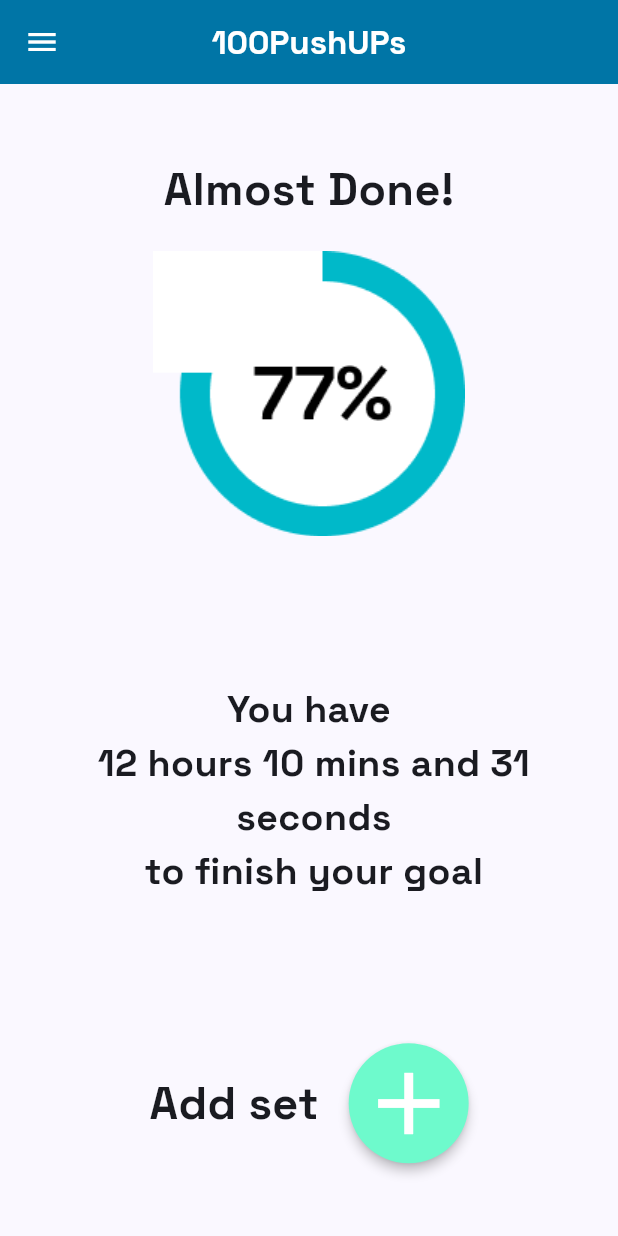
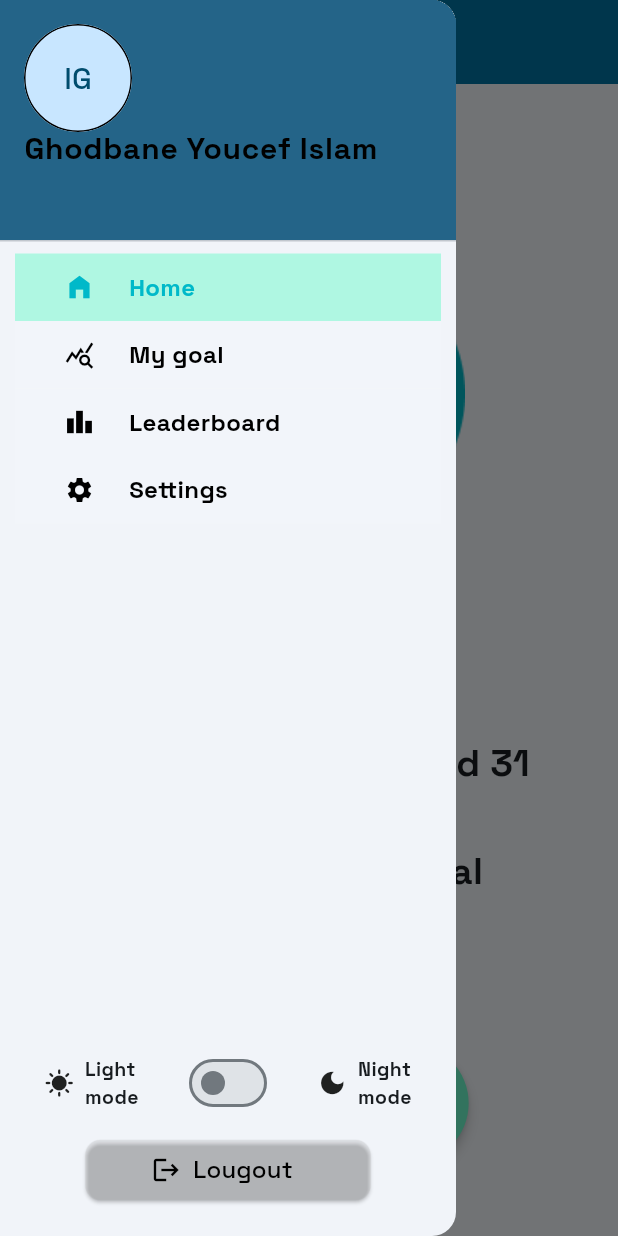
Before and after one commit to GhodbaneYoucefIslam/one_hundred_push_ups, a Flutter app: the screen it shows after launch, with the side drawer open (before the commit the screen has no drawer), on a phone screen of 412 x 824 dp. Run offline on Flutter 3.47's test engine with Material 3 defaults, Android fonts, the phone set to English and light mode, and no system bars.

Commit message:
Side menu and some refactoring

```diff
--- a/lib/main.dart
+++ b/lib/main.dart
@@ -1,5 +1,12 @@
 import 'package:flutter/material.dart';
-import 'constants.dart';
+import 'package:one_hundred_push_ups/screens/HomePage.dart';
+import 'package:one_hundred_push_ups/screens/LeaderboardPage.dart';
+import 'package:one_hundred_push_ups/screens/MyGoalsPage.dart';
+import 'package:one_hundred_push_ups/screens/SettingsPage.dart';
+import 'package:one_hundred_push_ups/widgets/SideMenu.dart';
+import 'package:one_hundred_push_ups/widgets/SideMenuItem.dart';
+import 'utils/constants.dart';
+import 'package:one_hundred_push_ups/utils/MenuEntry.dart';
 
 void main() {
   runApp(const MyApp());
@@ -15,7 +22,7 @@ class MyApp extends StatelessWidget {
       debugShowCheckedModeBanner: false,
       title: '100PushUPs',
       theme: ThemeData(
-        colorScheme: ColorScheme.fromSeed(seedColor: darkBlue),
+        colorScheme: ColorScheme.fromSeed(seedColor: lightBlue),
         useMaterial3: true,
         fontFamily: "SpaceGrotesk",
       ),
@@ -33,12 +40,14 @@ class MyHomePage extends StatefulWidget {
 }
 
 class _MyHomePageState extends State<MyHomePage> {
-  int _counter = 0;
-
-  void _incrementCounter() {
-    setState(() {
-      _counter++;
-    });
+  late MenuEntry currentPage;
+  late Widget body;
+  bool isDarkMode = false;
+  @override
+  void initState() {
+    super.initState();
+    currentPage = MenuEntry.home;
+    body = const HomePage();
   }
 
   @override
@@ -47,67 +56,140 @@ class _MyHomePageState extends State<MyHomePage> {
       appBar: AppBar(
         backgroundColor: lightBlue,
         centerTitle: true,
+        iconTheme: const IconThemeData(color: Colors.white),
         title: Text(widget.title,
             style: const TextStyle(
                 color: Colors.white, fontWeight: FontWeight.bold)),
-        leading: IconButton(
-          onPressed: () {},
-          icon: const Icon(Icons.menu),
-          color: Colors.white,
+      ),
+      drawer: SideMenu(
+        accountEmail: "",
+        accountName: "Ghodbane Youcef Islam",
+        avatar: const Text(
+          "IG",
+          style: TextStyle(fontSize: 20),
+        ),
+        menuEntries: [
+          SideMenuItem(
+            id: 1,
+            title: "Home",
+            icon: Icons.home_filled,
+            selected: currentPage == MenuEntry.home ? true : false,
+            onTap: () {
+              Navigator.pop(context);
+              setState(() {
+                currentPage = MenuEntry.home;
+                body = const HomePage();
+              });
+            },
+          ),
+          SideMenuItem(
+            id: 2,
+            title: "My goal",
+            icon: Icons.query_stats,
+            selected: currentPage == MenuEntry.goal ? true : false,
+            onTap: () {
+              Navigator.pop(context);
+              setState(() {
+                currentPage = MenuEntry.goal;
+                body = const MyGoalsPage();
+              });
+            },
+          ),
+          SideMenuItem(
+              id: 3,
+              title: "Leaderboard",
+              icon: Icons.leaderboard,
+              selected: currentPage == MenuEntry.leaderboard ? true : false,
+              onTap: () {
+                Navigator.pop(context);
+                setState(() {
+                  currentPage = MenuEntry.leaderboard;
+                  body = const LeaderboardPage();
+                });
+              }),
+          SideMenuItem(
+              id: 4,
+              title: "Settings",
+              icon: Icons.settings,
+              selected: currentPage == MenuEntry.settings ? true : false,
+              onTap: () {
+                Navigator.pop(context);
+                setState(() {
+                  currentPage = MenuEntry.settings;
+                  body = const SettingsPage();
+                });
+              }),
+        ],
+        optionWidgets: [
+          Row(
+            mainAxisAlignment: MainAxisAlignment.spaceEvenly,
+            children: [
+              const Row(
+                children: [
+                  Padding(
+                    padding: EdgeInsets.only(right: 7),
+                    child: Icon(
+                      Icons.sunny,
+                      size: 20,
                     ),
                   ),
-      body: Container(
-        width: MediaQuery.of(context).size.width,
-        child: Column(
-          mainAxisAlignment: MainAxisAlignment.spaceAround,
-          crossAxisAlignment: CrossAxisAlignment.center,
-          children: <Widget>[
-            const Column(
-              children: [
-                Text("Almost Done!",
+                  Text("Light\nmode",
                       style:
-                        TextStyle(fontWeight: FontWeight.bold, fontSize: 30)),
-                SizedBox(
-                  height: 20,
-                ),
-                Image(image: AssetImage('assets/images/percentage.png')),
+                          TextStyle(fontSize: 13, fontWeight: FontWeight.bold))
                 ],
               ),
-            const Text(
-              "You have\n 12 hours 10 mins and 31\n seconds\n to finish your goal",
-              style: TextStyle(fontWeight: FontWeight.bold, fontSize: 25),
-              textAlign: TextAlign.center,
+              Switch(
+                  value: isDarkMode,
+                  onChanged: (value) {
+                    setState(() {
+                      isDarkMode = !isDarkMode;
+                    });
+                  }),
+              const Row(
+                children: [
+                  Icon(
+                    Icons.dark_mode,
+                    size: 20,
                   ),
-            Row(
-              mainAxisAlignment: MainAxisAlignment.center,
-              children: [
-                const Text("Add set",
-                    style:
-                        TextStyle(fontWeight: FontWeight.bold, fontSize: 30)),
-                const SizedBox(
-                  width: 20,
-                ),
-                Container(
-                  width: 80,
-                  height: 80,
-                  child: FloatingActionButton(
-                    elevation: 3,
-                    onPressed: () {},
-                    child: const Icon(
-                      Icons.add,
-                      color: Colors.white,
-                      size: 70,
-                    ),
-                    backgroundColor: greenBlue,
-                    shape: RoundedRectangleBorder(
-                        borderRadius: BorderRadius.circular(100)),
-                  ),
-                )
-              ],
+                  Padding(
+                    padding: EdgeInsets.only(left: 7),
+                    child: Text("Night\nmode",
+                        style: TextStyle(
+                            fontSize: 13, fontWeight: FontWeight.bold)),
                   )
                 ],
               ),
-      ), // This trailing comma makes auto-formatting nicer for build methods.
+            ],
+          ),
+          const SizedBox(
+            height: 10,
+          ),
+          ElevatedButton.icon(
+              onPressed: () {},
+              icon: const Icon(Icons.logout, size: 20),
+              label: const Text("Lougout", style: TextStyle(fontSize: 16)),
+              style: ButtonStyle(
+                fixedSize: MaterialStateProperty.all(
+                  const Size(
+                    190,
+                    40,
+                  ),
+                ),
+                foregroundColor: MaterialStateProperty.all(Colors.black),
+                backgroundColor:
+                    MaterialStateProperty.all(grey.withOpacity(0.2)),
+                shape: MaterialStateProperty.all<RoundedRectangleBorder>(
+                  RoundedRectangleBorder(
+                    borderRadius: BorderRadius.circular(10),
+                  ),
+                ),
+              )),
+          const SizedBox(
+            height: 20,
+          )
+        ],
+      ),
+      body: body,
     );
   }
 }
--- /dev/null
+++ b/lib/screens/HomePage.dart
@@ -0,0 +1,63 @@
+import "package:flutter/material.dart";
+import '../utils/constants.dart';
+class HomePage extends StatelessWidget {
+  const HomePage({super.key});
+
+  @override
+  Widget build(BuildContext context) {
+    return Scaffold(
+      body: Container(
+        width: MediaQuery.of(context).size.width,
+        child: Column(
+          mainAxisAlignment: MainAxisAlignment.spaceAround,
+          crossAxisAlignment: CrossAxisAlignment.center,
+          children: <Widget>[
+            const Column(
+              children: [
+                Text("Almost Done!",
+                    style:
+                    TextStyle(fontWeight: FontWeight.bold, fontSize: 30)),
+                SizedBox(
+                  height: 20,
+                ),
+                Image(image: AssetImage('assets/images/percentage.png')),
+              ],
+            ),
+            const Text(
+              "You have\n 12 hours 10 mins and 31\n seconds\n to finish your goal",
+              style: TextStyle(fontWeight: FontWeight.bold, fontSize: 25),
+              textAlign: TextAlign.center,
+            ),
+            Row(
+              mainAxisAlignment: MainAxisAlignment.center,
+              children: [
+                const Text("Add set",
+                    style:
+                    TextStyle(fontWeight: FontWeight.bold, fontSize: 30)),
+                const SizedBox(
+                  width: 20,
+                ),
+                Container(
+                  width: 80,
+                  height: 80,
+                  child: FloatingActionButton(
+                    elevation: 3,
+                    onPressed: () {},
+                    child: const Icon(
+                      Icons.add,
+                      color: Colors.white,
+                      size: 70,
+                    ),
+                    backgroundColor: greenBlue,
+                    shape: RoundedRectangleBorder(
+                        borderRadius: BorderRadius.circular(100)),
+                  ),
+                )
+              ],
+            )
+          ],
+        ),
+      ),
+    );
+  }
+}
--- /dev/null
+++ b/lib/screens/LeaderboardPage.dart
@@ -0,0 +1,12 @@
+import "package:flutter/material.dart";
+
+class LeaderboardPage extends StatelessWidget {
+  const LeaderboardPage({super.key});
+
+  @override
+  Widget build(BuildContext context) {
+    return const Center(
+      child: Text("A preview for the Leaderboard Page"),
+    );
+  }
+}
--- /dev/null
+++ b/lib/screens/MyGoalsPage.dart
@@ -0,0 +1,12 @@
+import "package:flutter/material.dart";
+
+class MyGoalsPage extends StatelessWidget {
+  const MyGoalsPage({super.key});
+
+  @override
+  Widget build(BuildContext context) {
+    return const Center(
+      child: Text("A preview for my goals page"),
+    );
+  }
+}
--- /dev/null
+++ b/lib/screens/SettingsPage.dart
@@ -0,0 +1,12 @@
+import "package:flutter/material.dart";
+
+class SettingsPage extends StatelessWidget {
+  const SettingsPage({super.key});
+
+  @override
+  Widget build(BuildContext context) {
+    return const Center(
+      child: Text("A preview for the Settings Page"),
+    );
+  }
+}
--- /dev/null
+++ b/lib/utils/MenuEntry.dart
@@ -0,0 +1,6 @@
+enum MenuEntry{
+  home,
+  goal,
+  leaderboard,
+  settings
+}
--- /dev/null
+++ b/lib/widgets/SideMenu.dart
@@ -0,0 +1,58 @@
+import "package:flutter/material.dart";
+class SideMenu extends StatelessWidget {
+  String accountName;
+  String accountEmail;
+  Widget avatar;
+  List<Widget> menuEntries;
+  List<Widget>? optionWidgets;
+
+  SideMenu({super.key,required this.accountEmail,required this.accountName,required this.avatar,required this.menuEntries,this.optionWidgets});
+
+  @override
+  Widget build(BuildContext context) {
+    return Drawer(
+      child: Column(
+        children: [
+          UserAccountsDrawerHeader(
+            accountName:  Text(
+              accountName,
+              style: const TextStyle(
+                  color: Colors.black,
+                  fontWeight: FontWeight.bold,
+                  fontSize: 20),
+            ),
+            accountEmail: Text(
+              accountEmail,
+              style: const TextStyle(
+                  color: Colors.black,
+                  fontWeight: FontWeight.bold,
+                  fontSize: 20),
+            ),
+            currentAccountPicture: CircleAvatar(
+              child: ClipOval(
+                child: Container(
+                  width: double.infinity,
+                  height: double.infinity,
+                  decoration: BoxDecoration(
+                      shape: BoxShape.circle,
+                      border: Border.all(color: Colors.black)),
+                  child:  Center(
+                    child: avatar,
+                  ),
+                ),
+              ),
+            ),
+          ),
+          Expanded(
+            child: Column(
+              children: menuEntries,
+            ),
+          ),
+          Column(
+            children: (optionWidgets != null)? optionWidgets! : [],
+          )
+        ],
+      ),
+    );
+  }
+}
--- /dev/null
+++ b/lib/widgets/SideMenuItem.dart
@@ -0,0 +1,53 @@
+import "package:flutter/material.dart";
+import '../utils/constants.dart';
+
+class SideMenuItem extends StatelessWidget {
+  int id;
+  String title;
+  IconData icon;
+  bool selected;
+  VoidCallback onTap;
+  SideMenuItem(
+      {super.key,
+      required this.id,
+      required this.title,
+      required this.icon,
+      required this.selected,
+      required this.onTap});
+
+  @override
+  Widget build(BuildContext context) {
+    return Padding(
+      padding: const EdgeInsets.symmetric(horizontal: 10),
+      child: Material(
+        color: selected ? greenBlue.withOpacity(0.5) : Colors.white10,
+        child: InkWell(
+          onTap: onTap,
+          child: Padding(
+            padding: EdgeInsets.only(left: 10, right: 10, top: 11, bottom: 11),
+            child: Row(
+              children: [
+                Expanded(
+                    child: Icon(
+                  icon,
+                  size: 20,
+                  color: selected ? turquoiseBlue : Colors.black,
+                )),
+                Expanded(
+                  flex: 3,
+                  child: Text(
+                    title,
+                    style: TextStyle(
+                        fontSize: 16,
+                        fontWeight: FontWeight.bold,
+                        color: selected ? turquoiseBlue : Colors.black),
+                  ),
+                )
+              ],
+            ),
+          ),
+        ),
+      ),
+    );
+  }
+}
```
Also changed, not shown: lib/utils/constants.dart (renamed from lib/constants.dart). Lines whose indentation alone changed are shown as unchanged.
